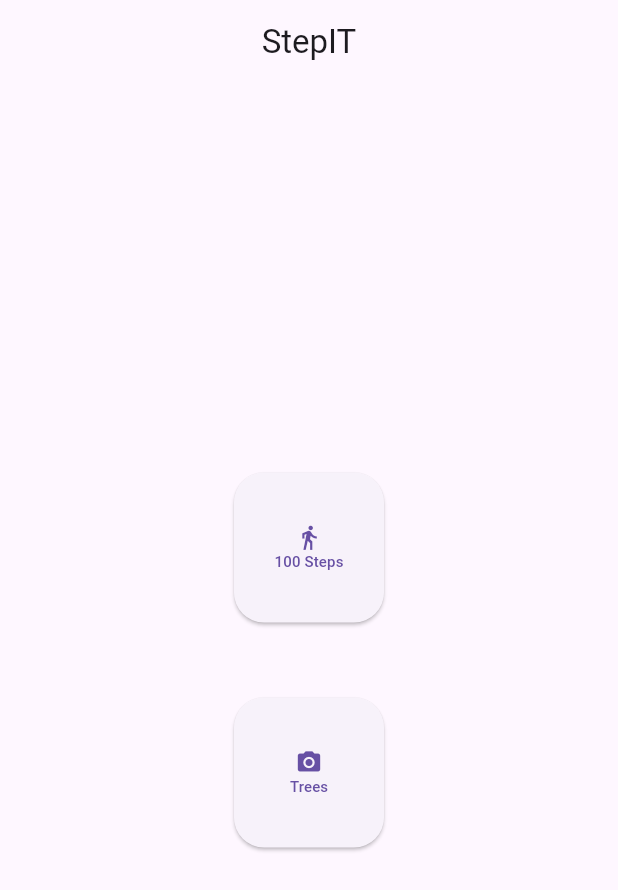
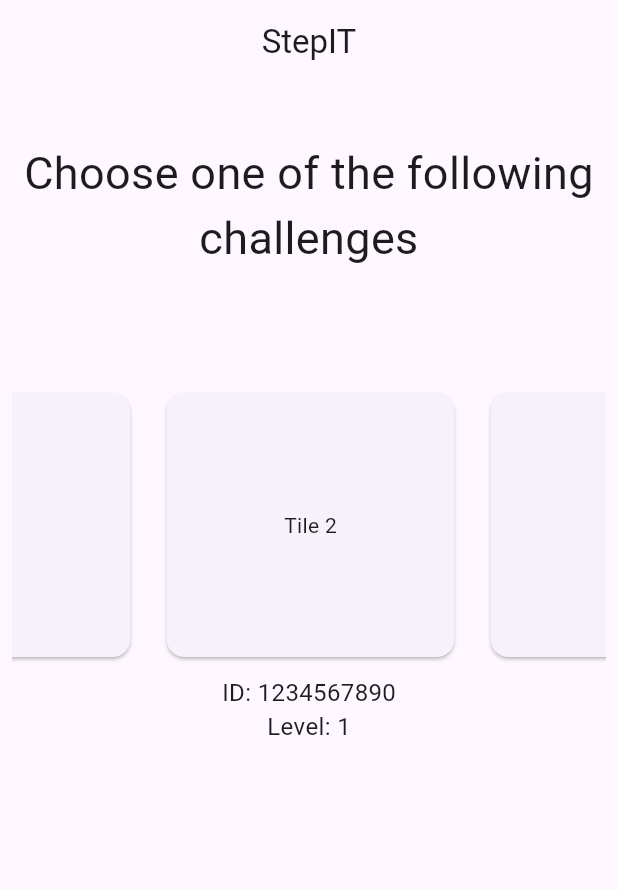
Before and after one commit to basselnseir/stepit, a Flutter app: the HomePage screen opened directly, on a phone screen of 412 x 824 dp. Shown: the top 890 px of the screen. Run offline on Flutter 3.47's test engine with Material 3 defaults, Android fonts, the phone set to English and light mode, and no system bars; our stand-ins replace cloud_firestore, firebase_analytics, firebase_core, firebase_storage, image_picker, pedometer and 1 more; accounts and stored records are empty.

Commit message:
Add homepage first design

```diff
--- a/lib/pages/homepage.dart
+++ b/lib/pages/homepage.dart
@@ -1,83 +1,71 @@
 import 'package:flutter/material.dart';
-import '100_steps.dart';
-import 'globals.dart';
-import 'package:stepit/features/picture_challenge.dart';
 
 class HomePage extends StatelessWidget {
+  final ScrollController _scrollController = ScrollController();
+
   @override
   Widget build(BuildContext context) {
+WidgetsBinding.instance.addPostFrameCallback((_) {
+  if (_scrollController.hasClients) {
+    final double screenWidth = MediaQuery.of(context).size.width;
+    final double tileWidth = 210.0; // Assuming each tile has a width of 200.0
+    final double padding = 8.0; // Assuming padding around each tile is 8.0
+    final double targetOffset = tileWidth + 2 * padding + tileWidth / 2 - screenWidth / 2;
+
+    _scrollController.animateTo(
+      targetOffset,
+      curve: Curves.easeOut,
+      duration: const Duration(milliseconds: 1000),
+    );
+  }
+});
+
     return Scaffold(
       appBar: AppBar(
         centerTitle: true,
         automaticallyImplyLeading: false,
         title: const Text('StepIT'),
       ),
-      body: Center(
+      body: Padding(
+        padding: const EdgeInsets.all(8.0),
         child: Column(
-          mainAxisAlignment: MainAxisAlignment.center,
+          crossAxisAlignment: CrossAxisAlignment.center,
           children: <Widget>[
+            const SizedBox(height: 30),
+            const Center(
+              child: Text(
+                'Choose one of the following challenges',
+                textAlign: TextAlign.center,
+                style: TextStyle(fontSize: 30,),
+              ),
+            ),
+            const SizedBox(height: 70),
             Container(
-              width: 100,
-              height: 100,
-              child: ElevatedButton(
-                style: ElevatedButton.styleFrom(
-                  shape: RoundedRectangleBorder(
-                    borderRadius: BorderRadius.circular(20),
-                  ),
-                ),
-                onPressed: () {
-                  logEvent_('user entered 100_steps_challenge');
-                  Navigator.push(
-                    context,
-                    MaterialPageRoute(builder: (context) => StepCounter()),
+              height: 200,
+              child: ListView.builder(
+                controller: _scrollController,
+                scrollDirection: Axis.horizontal,
+                itemCount: 3,
+                itemBuilder: (context, index) {
+                  return Padding(
+                    padding: const EdgeInsets.all(8.0),
+                    child: Container(
+                      width: 200,
+                      child: Card(
+                        child: Center(child: Text('Tile ${index + 1}')),
+                      ),
+                    ),
                   );
                 },
-                child: const Column(
-                  mainAxisAlignment: MainAxisAlignment.center,
-                  children: <Widget>[
-                    Icon(Icons.directions_walk),
-                    Flexible(
-                      fit: FlexFit.loose,
-                      child: Text(
-                        '100 Steps',
-                        style: TextStyle(fontSize: 10),
-                      ),
-                    ),
-                  ],
-                ),
               ),
             ),
-            const SizedBox(height: 50,),
-            Container(
-              width: 100,
-              height: 100,
-              child: ElevatedButton(
-  style: ElevatedButton.styleFrom(
-    shape: RoundedRectangleBorder(
-      borderRadius: BorderRadius.circular(20), // Adjust this value to your desired corner radius
-    ),
-  ),
-  onPressed: () {
-    logEvent_('user entered trees_challenge');
-    Navigator.push(
-      context,
-      MaterialPageRoute(builder: (context) => TakePictureFeature(imagePaths: [],)),
-    );
-  },
-  child: const Column(
-    mainAxisAlignment: MainAxisAlignment.center,
-    children: <Widget>[
-      Icon(Icons.camera_alt),
-      Flexible(
-        fit: FlexFit.loose,
-        child: Text(
-          'Trees',
-          style: TextStyle(fontSize: 10),
-        ),
-      ),
-    ],
-  ),
-),
+            Text(
+              'ID: 1234567890',
+              style: TextStyle(fontSize: 16),
+            ),
+            Text(
+              'Level: 1',
+              style: TextStyle(fontSize: 16),
             ),
           ],
         ),
```
